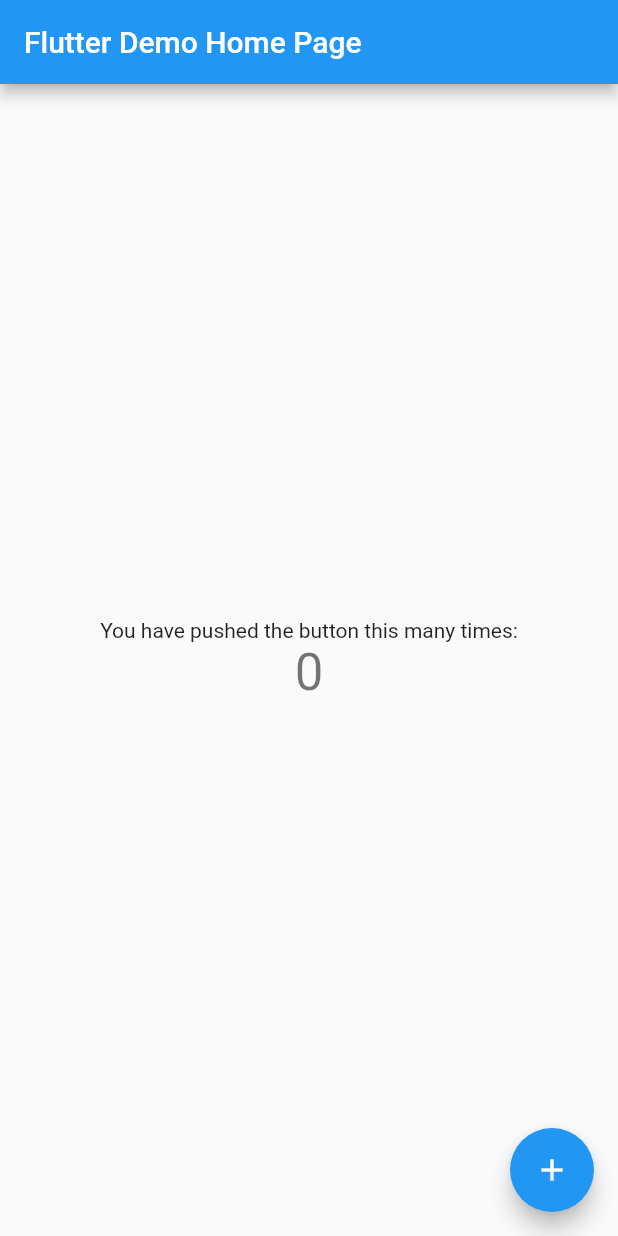
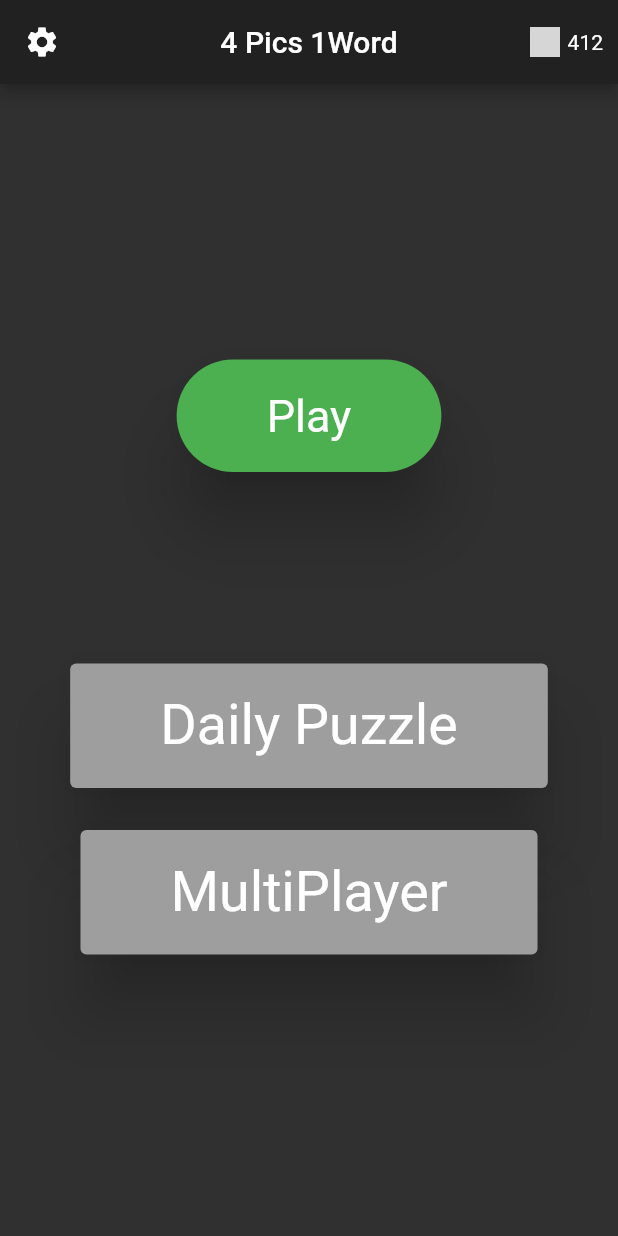
Before and after one commit to shashwatxx/4Pic1Word, a Flutter app: the screen it shows after launch, on a phone screen of 412 x 824 dp. Run offline on Flutter 3.47's test engine with Material 2 defaults, Android fonts, the phone set to English and light mode, and no system bars; our stand-ins replace google_fonts; missing offline and left inert: games_services; network calls fail; grey boxes are pictures that could not be loaded.

Commit message:
home and setting ui done

```diff
--- a/lib/main.dart
+++ b/lib/main.dart
@@ -1,117 +1,27 @@
 import 'package:flutter/material.dart';
+import 'package:fourpiconeword/pages/home.dart';
+import 'package:fourpiconeword/scoped-models/connectedmodel.dart';
+import 'package:games_services/games_services.dart';
+import 'package:scoped_model/scoped_model.dart';
 
 void main() {
   runApp(MyApp());
 }
 
 class MyApp extends StatelessWidget {
-  // This widget is the root of your application.
   @override
   Widget build(BuildContext context) {
-    return MaterialApp(
-      title: 'Flutter Demo',
-      theme: ThemeData(
-        // This is the theme of your application.
-        //
-        // Try running your application with "flutter run". You'll see the
-        // application has a blue toolbar. Then, without quitting the app, try
-        // changing the primarySwatch below to Colors.green and then invoke
-        // "hot reload" (press "r" in the console where you ran "flutter run",
-        // or simply save your changes to "hot reload" in a Flutter IDE).
-        // Notice that the counter didn't reset back to zero; the application
-        // is not restarted.
-        primarySwatch: Colors.blue,
-        // This makes the visual density adapt to the platform that you run
-        // the app on. For desktop platforms, the controls will be smaller and
-        // closer together (more dense) than on mobile platforms.
-        visualDensity: VisualDensity.adaptivePlatformDensity,
+    MainModel _model = MainModel();
+
+    GamesServices.signIn();
+    return ScopedModel(
+      model: _model,
+      child: MaterialApp(
+        title: '4 Pic One Word',
+        debugShowCheckedModeBanner: false,
+        theme: ThemeData.dark(),
+        home: MyHomePage(),
       ),
-      home: MyHomePage(title: 'Flutter Demo Home Page'),
     );
   }
 }
-
-class MyHomePage extends StatefulWidget {
-  MyHomePage({Key key, this.title}) : super(key: key);
-
-  // This widget is the home page of your application. It is stateful, meaning
-  // that it has a State object (defined below) that contains fields that affect
-  // how it looks.
-
-  // This class is the configuration for the state. It holds the values (in this
-  // case the title) provided by the parent (in this case the App widget) and
-  // used by the build method of the State. Fields in a Widget subclass are
-  // always marked "final".
-
-  final String title;
-
-  @override
-  _MyHomePageState createState() => _MyHomePageState();
-}
-
-class _MyHomePageState extends State<MyHomePage> {
-  int _counter = 0;
-
-  void _incrementCounter() {
-    setState(() {
-      // This call to setState tells the Flutter framework that something has
-      // changed in this State, which causes it to rerun the build method below
-      // so that the display can reflect the updated values. If we changed
-      // _counter without calling setState(), then the build method would not be
-      // called again, and so nothing would appear to happen.
-      _counter++;
-    });
-  }
-
-  @override
-  Widget build(BuildContext context) {
-    // This method is rerun every time setState is called, for instance as done
-    // by the _incrementCounter method above.
-    //
-    // The Flutter framework has been optimized to make rerunning build methods
-    // fast, so that you can just rebuild anything that needs updating rather
-    // than having to individually change instances of widgets.
-    return Scaffold(
-      appBar: AppBar(
-        // Here we take the value from the MyHomePage object that was created by
-        // the App.build method, and use it to set our appbar title.
-        title: Text(widget.title),
-      ),
-      body: Center(
-        // Center is a layout widget. It takes a single child and positions it
-        // in the middle of the parent.
-        child: Column(
-          // Column is also a layout widget. It takes a list of children and
-          // arranges them vertically. By default, it sizes itself to fit its
-          // children horizontally, and tries to be as tall as its parent.
-          //
-          // Invoke "debug painting" (press "p" in the console, choose the
-          // "Toggle Debug Paint" action from the Flutter Inspector in Android
-          // Studio, or the "Toggle Debug Paint" command in Visual Studio Code)
-          // to see the wireframe for each widget.
-          //
-          // Column has various properties to control how it sizes itself and
-          // how it positions its children. Here we use mainAxisAlignment to
-          // center the children vertically; the main axis here is the vertical
-          // axis because Columns are vertical (the cross axis would be
-          // horizontal).
-          mainAxisAlignment: MainAxisAlignment.center,
-          children: <Widget>[
-            Text(
-              'You have pushed the button this many times:',
-            ),
-            Text(
-              '$_counter',
-              style: Theme.of(context).textTheme.headline4,
-            ),
-          ],
-        ),
-      ),
-      floatingActionButton: FloatingActionButton(
-        onPressed: _incrementCounter,
-        tooltip: 'Increment',
-        child: Icon(Icons.add),
-      ), // This trailing comma makes auto-formatting nicer for build methods.
-    );
-  }
-}
--- /dev/null
+++ b/lib/pages/home.dart
@@ -0,0 +1,109 @@
+import 'package:flutter/material.dart';
+import 'package:fourpiconeword/pages/settings.dart';
+import 'package:fourpiconeword/scoped-models/connectedmodel.dart';
+import 'package:google_fonts/google_fonts.dart';
+import 'package:scoped_model/scoped_model.dart';
+
+class MyHomePage extends StatefulWidget {
+  @override
+  _MyHomePageState createState() => _MyHomePageState();
+}
+
+class _MyHomePageState extends State<MyHomePage> {
+  @override
+  Widget build(BuildContext context) {
+    final double width = MediaQuery.of(context).size.width.toDouble();
+
+    AppBar _buildAppBar(MainModel model) {
+      return AppBar(
+        title: Text("4 Pics 1Word"),
+        centerTitle: true,
+        leading: IconButton(
+          icon: Icon(Icons.settings),
+          onPressed: () {
+            Navigator.push(
+              context,
+              MaterialPageRoute(
+                builder: (BuildContext context) => SettingsPage(model),
+              ),
+            );
+          },
+        ),
+        actions: [
+          Container(
+              child: Row(
+            children: <Widget>[
+              Image.network(
+                "https://purepng.com/public/uploads/large/purepng.com-gold-coinsflatcoinsroundmetalgoldclipart-1421526479709hi2im.png",
+                height: 20,
+              ),
+              SizedBox(
+                width: 5,
+              ),
+              Text("${width.toInt()}"),
+              SizedBox(
+                width: 10,
+              )
+            ],
+          ))
+        ],
+      );
+    }
+
+    return ScopedModelDescendant(
+        builder: (BuildContext context, Widget child, MainModel model) {
+      return Scaffold(
+        appBar: _buildAppBar(model),
+        body: SafeArea(
+            child: Center(
+          child: Column(
+            mainAxisAlignment: MainAxisAlignment.center,
+            children: [
+              Material(
+                borderRadius: BorderRadius.circular(50),
+                color: Colors.green,
+                elevation: 20,
+                child: Padding(
+                  padding:
+                      const EdgeInsets.symmetric(vertical: 20, horizontal: 60),
+                  child: Text(
+                    "Play",
+                    style: TextStyle(fontSize: 30),
+                  ),
+                ),
+              ),
+              SizedBox(
+                height: width * 0.3,
+              ),
+              Card(
+                elevation: 20,
+                color: Colors.grey,
+                child: Container(
+                  padding: EdgeInsets.symmetric(horizontal: 60, vertical: 20),
+                  child: Text(
+                    "Daily Puzzle",
+                    style: GoogleFonts.balooDa(fontSize: width * 0.09),
+                  ),
+                ),
+              ),
+              SizedBox(
+                height: 20,
+              ),
+              Card(
+                elevation: 20,
+                color: Colors.grey,
+                child: Container(
+                  padding: EdgeInsets.symmetric(horizontal: 60, vertical: 20),
+                  child: Text(
+                    "MultiPlayer",
+                    style: GoogleFonts.balooDa(fontSize: width * 0.09),
+                  ),
+                ),
+              )
+            ],
+          ),
+        )),
+      );
+    });
+  }
+}
```
Also changed, not shown: lib/mywidgets/customrow.dart (added, +33 -0 lines), lib/pages/settings.dart (added, +125 -0 lines), lib/scoped-models/connectedmodel.dart (added, +32 -0 lines), pubspec.yaml (+5 -50 lines), pubspec.lock.
